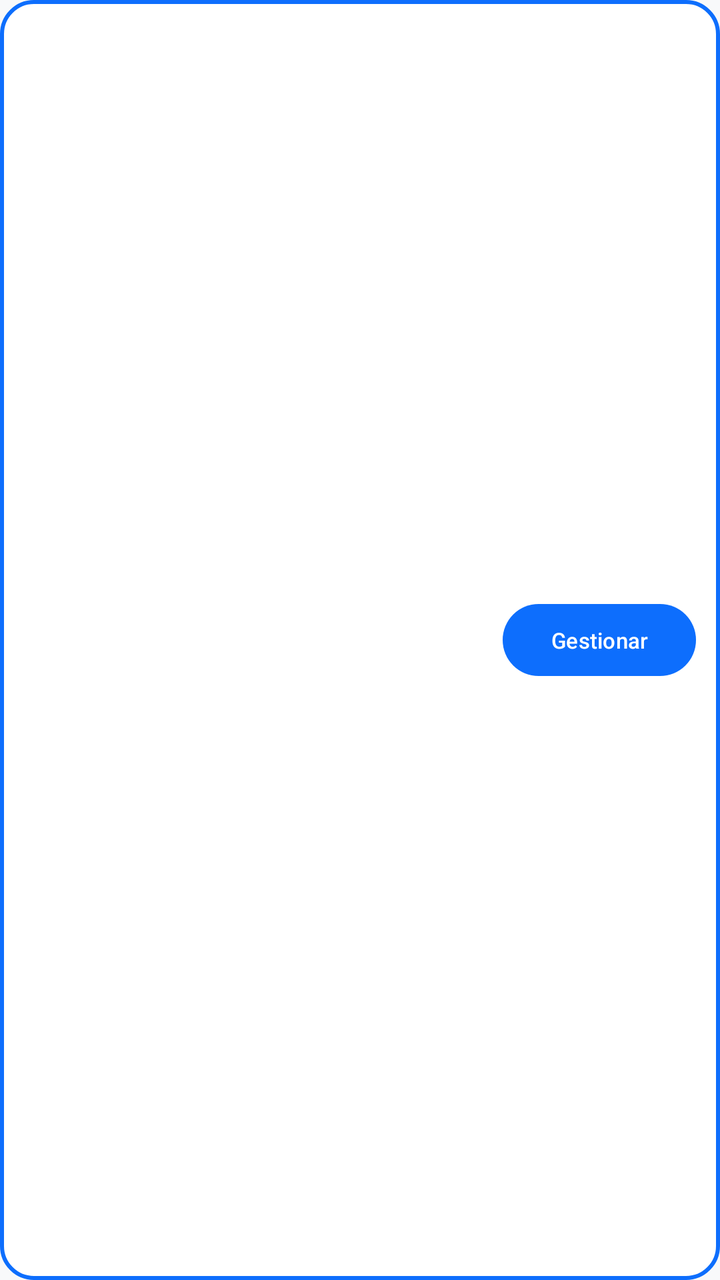
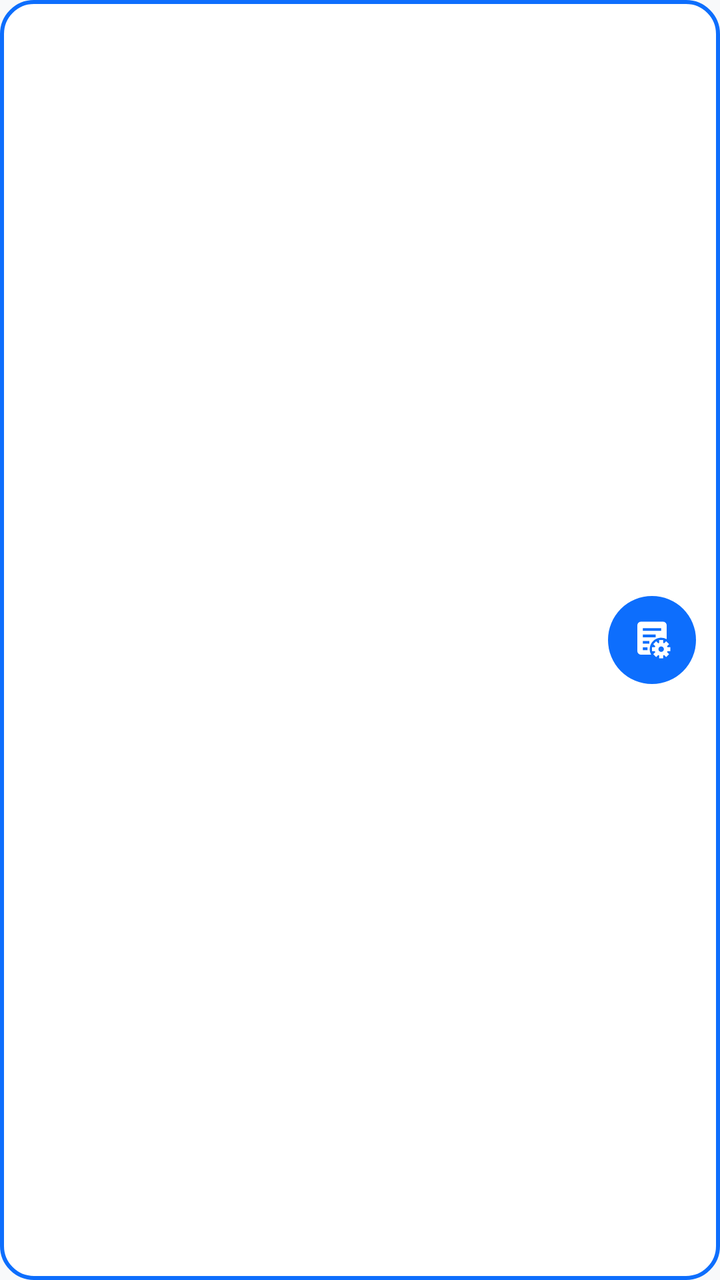

The first picture is an Android layout as it rendered before a commit; the second is the same layout after the commit. The layout source and the unified diff follow.
<!-- AndroidManifest.xml: application theme Theme.MyApplication -->
<!-- res/layout/item_facility.xml -->
<?xml version="1.0" encoding="utf-8"?>
<RelativeLayout xmlns:android="http://schemas.android.com/apk/res/android"
    xmlns:app="http://schemas.android.com/apk/res-auto"
    android:layout_width="match_parent"
    android:layout_height="wrap_content"
    android:padding="12dp"
    android:layout_marginBottom="10dp"
    android:layout_marginHorizontal="2dp"
    android:background="@drawable/bg_list_item">

    <LinearLayout
        android:layout_width="wrap_content"
        android:layout_height="wrap_content"
        android:layout_alignParentStart="true"
        android:layout_toStartOf="@id/btnManage"
        android:orientation="vertical">

        <TextView
            android:id="@+id/tvFacilityName"
            android:layout_width="wrap_content"
            android:layout_height="wrap_content"
            android:textColor="?android:attr/textColorPrimary"
            android:textSize="16sp"
            android:textStyle="bold" />

        <TextView
            android:id="@+id/tvFacilityType"
            android:layout_width="wrap_content"
            android:layout_height="wrap_content"
            android:textColor="@color/accent_yellow"
            android:textSize="12sp"
            android:textStyle="italic" />

        <TextView
            android:id="@+id/tvFacilityDescription"
            android:layout_width="wrap_content"
            android:layout_height="wrap_content"
            android:textColor="?android:attr/textColorSecondary"
            android:textSize="14sp"
            android:layout_marginTop="2dp" />
    </LinearLayout>

    <com.google.android.material.button.MaterialButton
        android:id="@+id/btnManage"
        style="@style/Widget.Material3.Button.TonalButton"
        android:layout_width="wrap_content"
        android:layout_height="36dp"
        android:layout_alignParentEnd="true"
        android:layout_centerVertical="true"
        android:text="Gestionar"
        android:textSize="11sp"
        android:textAllCaps="false"
        app:cornerRadius="18dp"
        android:insetTop="0dp"
        android:insetBottom="0dp"
        app:backgroundTint="?attr/colorPrimary"
        android:textColor="@color/white"/>

</RelativeLayout>
<!-- resources referenced by this layout -->
<resources>
  <color name="accent_yellow">#ffc107</color>
  <color name="white">#FFFFFFFF</color>
  <!-- drawable bg_list_item (drawable) -->
  <?xml version="1.0" encoding="utf-8"?>
  <shape xmlns:android="http://schemas.android.com/apk/res/android">
      <solid android:color="?attr/colorSurface" />
      <stroke
          android:width="2dp"
          android:color="?attr/colorPrimary" />
      <corners android:radius="16dp" />
  </shape>
  <style name="Theme.MyApplication" parent="Base.Theme.MyApplication" />
  <style name="Base.Theme.MyApplication" parent="Theme.Material3.DayNight.NoActionBar">
          <item name="colorPrimary">@color/accent_blue</item>
          <item name="colorOnPrimary">@color/white</item>
          <item name="colorSecondary">@color/bs_secondary</item>
          <item name="android:statusBarColor">@color/bs_dark</item>
          <item name="android:windowBackground">@color/bs_light</item>
          <item name="colorSurface">@color/surface_light</item>
          <item name="materialCardViewStyle">@style/Widget.Bootstrap.Card</item>
          <item name="cardViewStyle">@style/Widget.Bootstrap.Card</item>
          <item name="alertDialogTheme">@style/Theme.MyApplication.Dialog</item>
      </style>
  <color name="accent_blue">#0d6efd</color>
  <color name="bs_secondary">#6c757d</color>
  <color name="bs_dark">#212529</color>
  <color name="bs_light">#f8f9fa</color>
  <color name="surface_light">#FFFFFF</color>
  <style name="Widget.Bootstrap.Card" parent="Widget.Material3.CardView.Outlined">
          <item name="cardBackgroundColor">?attr/colorSurface</item>
          <item name="cardCornerRadius">16dp</item>
          <item name="cardElevation">3dp</item>
          <item name="strokeColor">?attr/colorPrimary</item>
          <item name="strokeWidth">2dp</item>
          <item name="android:layout_margin">8dp</item>
      </style>
  <style name="Theme.MyApplication.Dialog" parent="ThemeOverlay.Material3.MaterialAlertDialog">
          <item name="shapeAppearanceOverlay">@style/ShapeAppearance.MyApplication.Dialog</item>
      </style>
  <style name="ShapeAppearance.MyApplication.Dialog" parent="ShapeAppearance.Material3.LargeComponent">
          <item name="cornerSize">20dp</item>
      </style>
</resources>

<!-- the commit's change to res/layout/item_facility.xml (unified diff, before → after) -->
@@ -43,17 +43,24 @@
     <com.google.android.material.button.MaterialButton
         android:id="@+id/btnManage"
         style="@style/Widget.Material3.Button.TonalButton"
-        android:layout_width="wrap_content"
-        android:layout_height="36dp"
+        android:layout_width="44dp"
+        android:layout_height="44dp"
         android:layout_alignParentEnd="true"
         android:layout_centerVertical="true"
-        android:text="Gestionar"
-        android:textSize="11sp"
-        android:textAllCaps="false"
-        app:cornerRadius="18dp"
+        android:minWidth="0dp"
+        android:minHeight="0dp"
+        android:padding="0dp"
         android:insetTop="0dp"
         android:insetBottom="0dp"
+        android:insetLeft="0dp"
+        android:insetRight="0dp"
+        app:cornerRadius="22dp"
+        app:icon="@drawable/ic_manage"
+        app:iconGravity="textStart"
+        app:iconPadding="0dp"
+        app:iconSize="22dp"
+        app:iconTint="@color/white"
         app:backgroundTint="?attr/colorPrimary"
-        android:textColor="@color/white"/>
+        android:contentDescription="Gestionar"/>
 
 </RelativeLayout>
<!-- resource entries referenced after the edit -->
@@ -11,6 +11,37 @@
           android:color="?attr/colorPrimary" />
       <corners android:radius="16dp" />
   </shape>
+  <!-- drawable ic_manage (drawable) -->
+  <vector xmlns:android="http://schemas.android.com/apk/res/android"
+      android:width="24dp"
+      android:height="24dp"
+      android:viewportWidth="24"
+      android:viewportHeight="24">
+  
+      
+      <path
+          android:fillColor="#FFFFFF"
+          android:fillType="evenOdd"
+          android:pathData="M6,2h12a2,2 0 0 1 2,2v7.52A6.25,6.25 0 0 0 11.52,20H6a2,2 0 0 1 -2,-2V4a2,2 0 0 1 2,-2z
+                            M7,5.5h10v1.5H7z
+                            M7,9h7v1.5H7z
+                            M7,12.5h3.5v1.5H7z
+                            M7,16h2.5v1.5H7z"/>
+  
+      
+      <path
+          android:fillColor="#FFFFFF"
+          android:pathData="M17,13.4a3.6,3.6 0 1,1 0,7.2a3.6,3.6 0 1,1 0,-7.2z
+                            M17,15.5a1.5,1.5 0 1,0 0,3a1.5,1.5 0 1,0 0,-3z
+                            M15.9,12h2.2v2h-2.2z
+                            M15.9,20h2.2v2h-2.2z
+                            M12,15.9h2v2.2h-2z
+                            M20,15.9h2v2.2h-2z
+                            M19.9,18.34L21.31,19.76L19.76,21.31L18.34,19.9z
+                            M15.66,19.9L14.24,21.31L12.69,19.76L14.1,18.34z
+                            M14.1,15.66L12.69,14.24L14.24,12.69L15.66,14.1z
+                            M18.34,14.1L19.76,12.69L21.31,14.24L19.9,15.66z"/>
+  </vector>
   <style name="Theme.MyApplication" parent="Base.Theme.MyApplication" />
   <style name="Base.Theme.MyApplication" parent="Theme.Material3.DayNight.NoActionBar">
           <item name="colorPrimary">@color/accent_blue</item>
